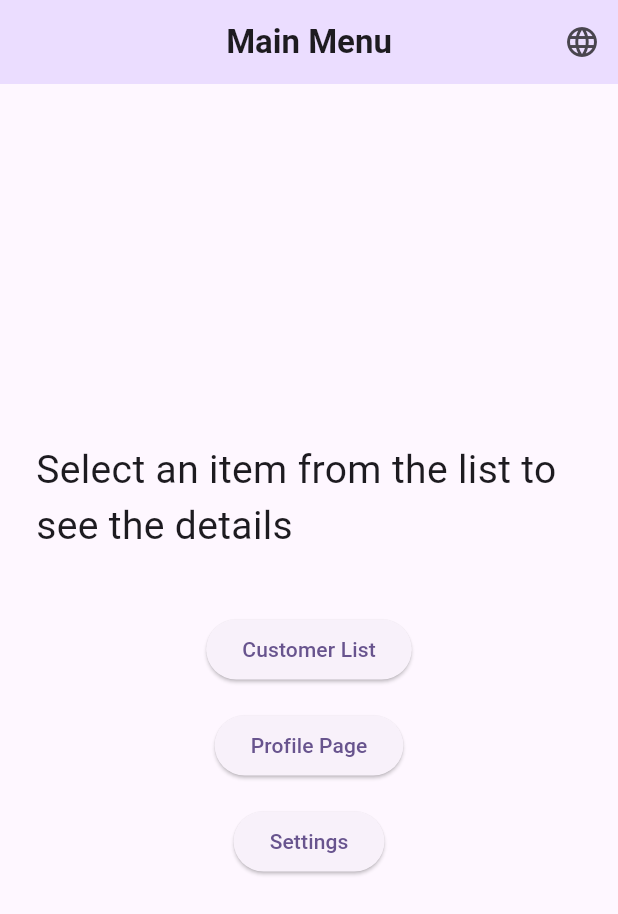
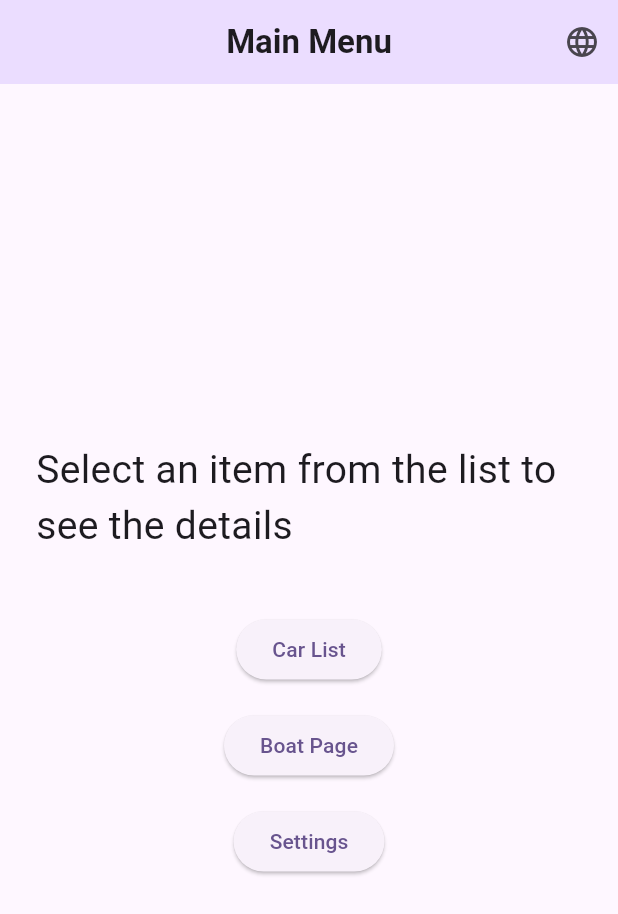
Before and after one commit to JessySeo9955/flutter_CST2335, a Flutter app: the screen it shows after launch, on a phone screen of 412 x 824 dp. Shown: the top 914 px of the screen. Run offline on Flutter 3.47's test engine with Material 3 defaults, Android fonts, the phone set to English and light mode, and no system bars; our stand-ins replace floor, sqflite; missing offline and left inert: encrypted_shared_preferences; accounts and stored records are empty; generated files the repository leaves out were written again.

```diff
--- a/lib/main.dart
+++ b/lib/main.dart
@@ -101,10 +101,10 @@ class MyHomePage extends StatelessWidget {
 
               const SizedBox(height: 40),
 
-              _menuButton(context, "Customer List", "/customer"),
+              _menuButton(context, "Car List", "/car"),
               const SizedBox(height: 16),
 
-              _menuButton(context, "Profile Page", "/profile"),
+              _menuButton(context, "Boat Page", "/boat"),
               const SizedBox(height: 16),
 
               _menuButton(context, "Settings", "/settings"),
```
